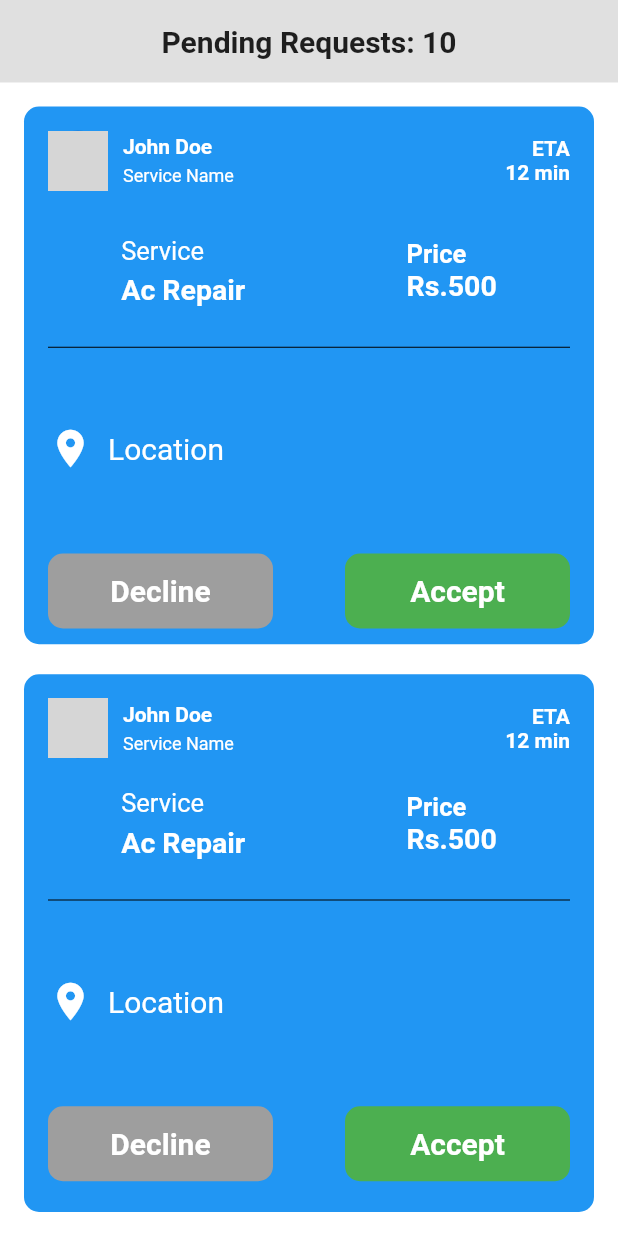
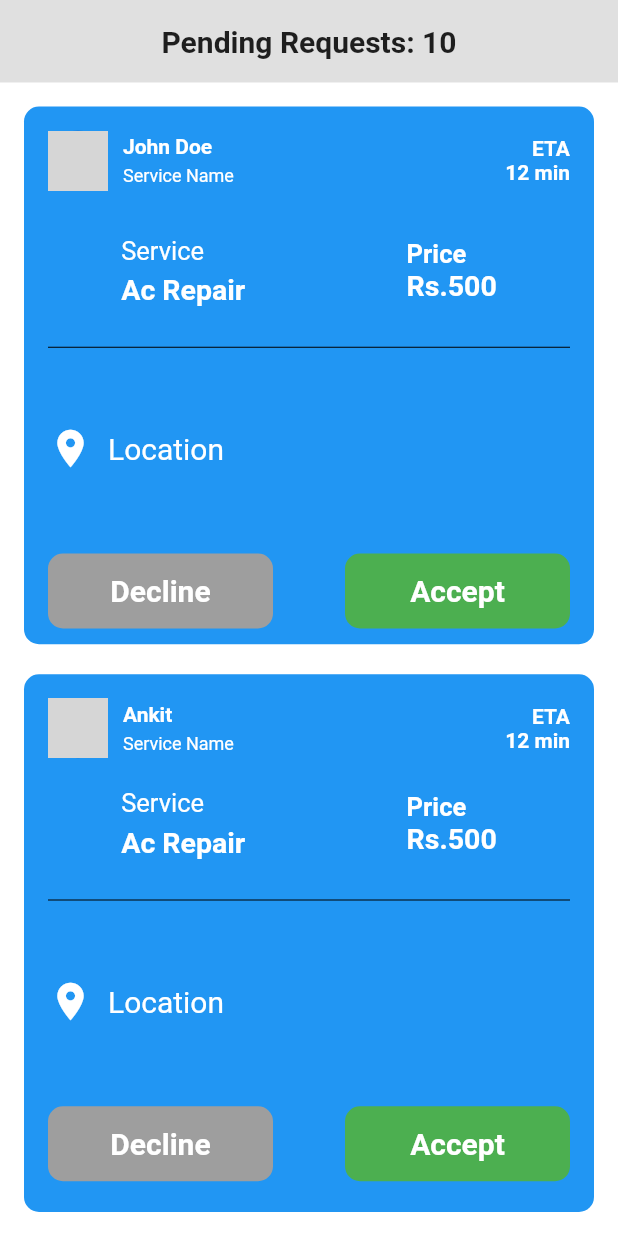
Before and after one commit to Ankit-Dhattarwal/Homzy_provider, a Flutter app: the RequestScreen screen opened directly, on a phone screen of 412 x 824 dp. Run offline on Flutter 3.47's test engine with Material 2 defaults, Android fonts, the light colour scheme and no system bars; our stand-ins replace font_awesome_flutter; network calls fail; grey boxes are pictures that could not be loaded.

Commit message:
Update respose.dart

```diff
--- a/lib/notification /respose.dart
+++ b/lib/notification /respose.dart
@@ -73,7 +73,7 @@ class RequestScreen extends StatelessWidget {
                                     ),
                                   ],
                                 ),
-                                SizedBox(width: 10), // Add some space between the two columns
+                                SizedBox(width: 10),
                                 Column(
                                   crossAxisAlignment: CrossAxisAlignment.end,
                                   children: [
@@ -127,7 +127,7 @@ class RequestScreen extends StatelessWidget {
                                     ),
                                   ],
                                 ),
-                                SizedBox(width: 10), // Add some space between the two columns
+                                SizedBox(width: 10),
                                 Column(
                                   crossAxisAlignment: CrossAxisAlignment.start,
                                   children: [
@@ -288,7 +288,7 @@ class RequestScreen extends StatelessWidget {
                                       crossAxisAlignment: CrossAxisAlignment.start,
                                       children: [
                                         Text(
-                                          'John Doe',
+                                          'Ankit',
                                           style: TextStyle(
                                             fontWeight: FontWeight.bold,
                                             color: Colors.white,
```
